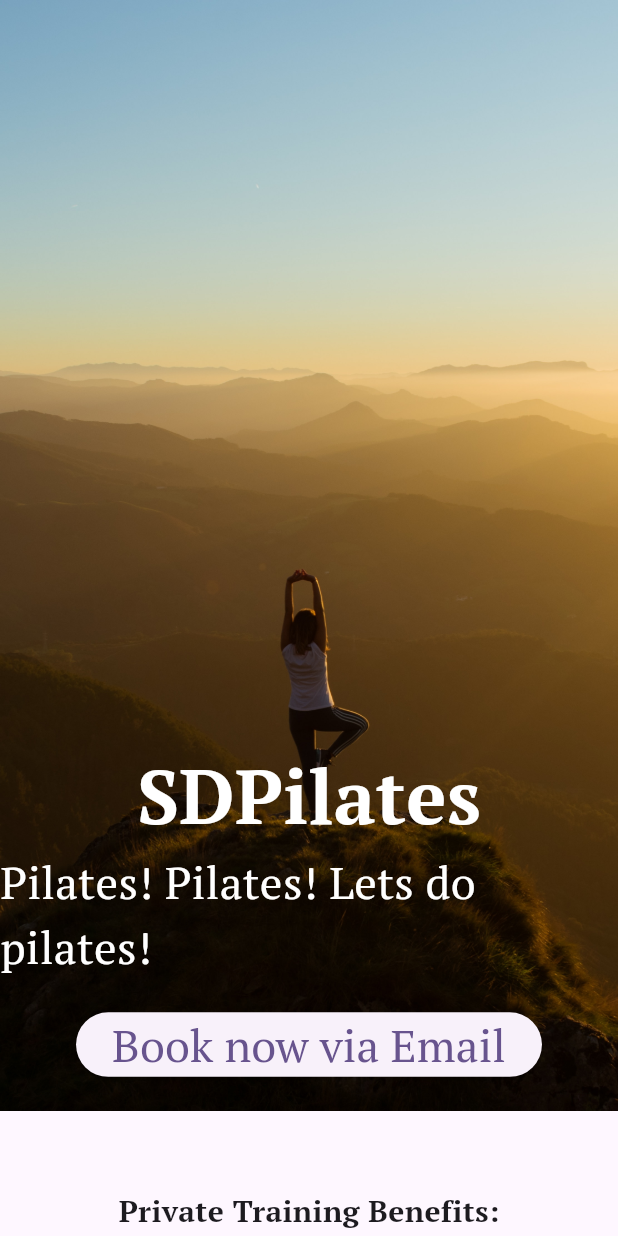
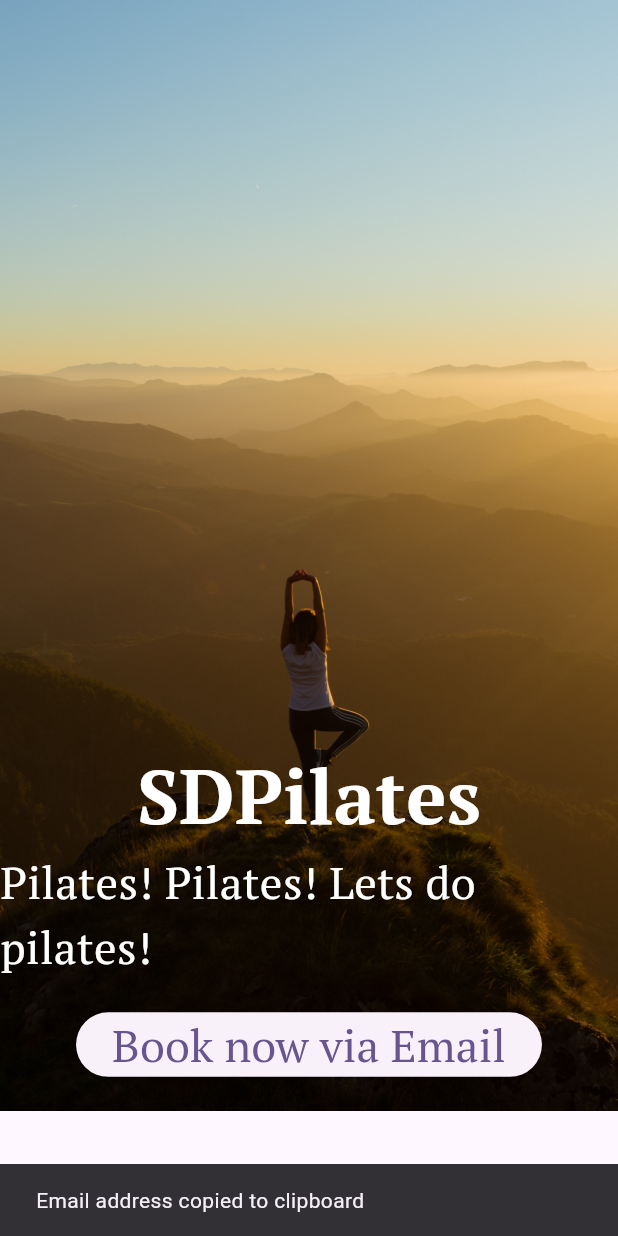
Before and after one commit to Sdadopilates/sdadopilates.github.io, a Flutter app: the screen it shows after launch, after a tap on "Book now via Email", on a phone screen of 412 x 824 dp. Run offline on Flutter 3.47's test engine with Material 3 defaults, Android fonts, the phone set to English and light mode, and no system bars.

Commit message:
Change order

```diff
--- a/lib/main.dart
+++ b/lib/main.dart
@@ -165,10 +165,11 @@ class _MyHomePageState extends State<MyHomePage> {
   void _launchMailClient() async {
     const mailUrl = 'mailto:${Strings.email}';
     try {
+      await Clipboard.setData(const ClipboardData(text: Strings.email));
+      showSnackbar(context, "Email address copied to clipboard");
       await launchUrl(Uri.parse(mailUrl));
     } catch (e) {
-      await Clipboard.setData(const ClipboardData(text: Strings.email));
-      showSnackbar(context, "Email address copied to clipboard");
+      print(e);
     }
   }
 
```
